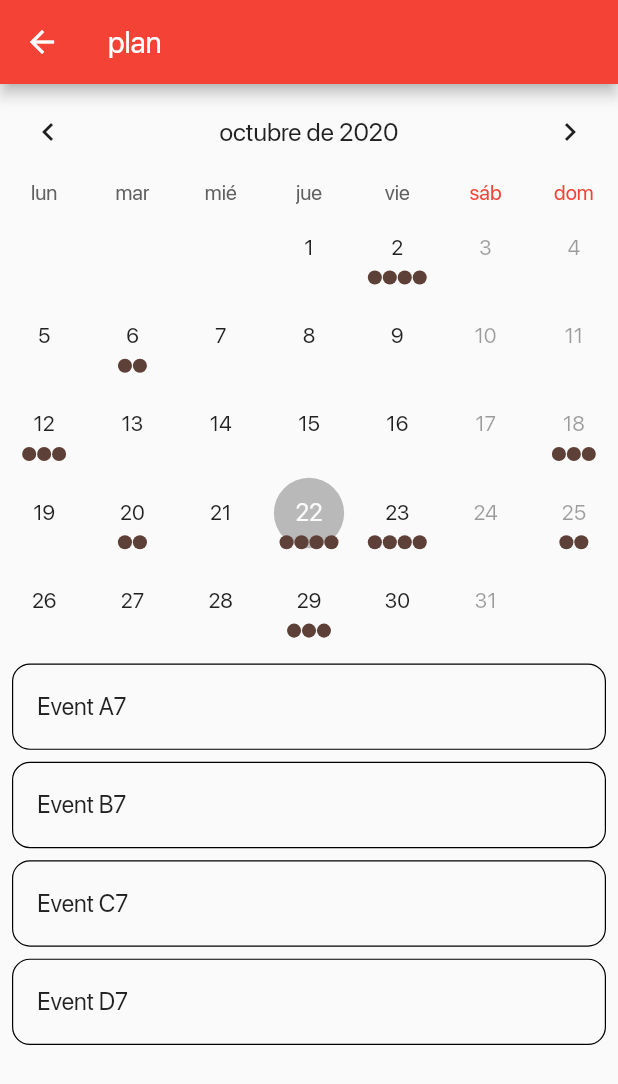
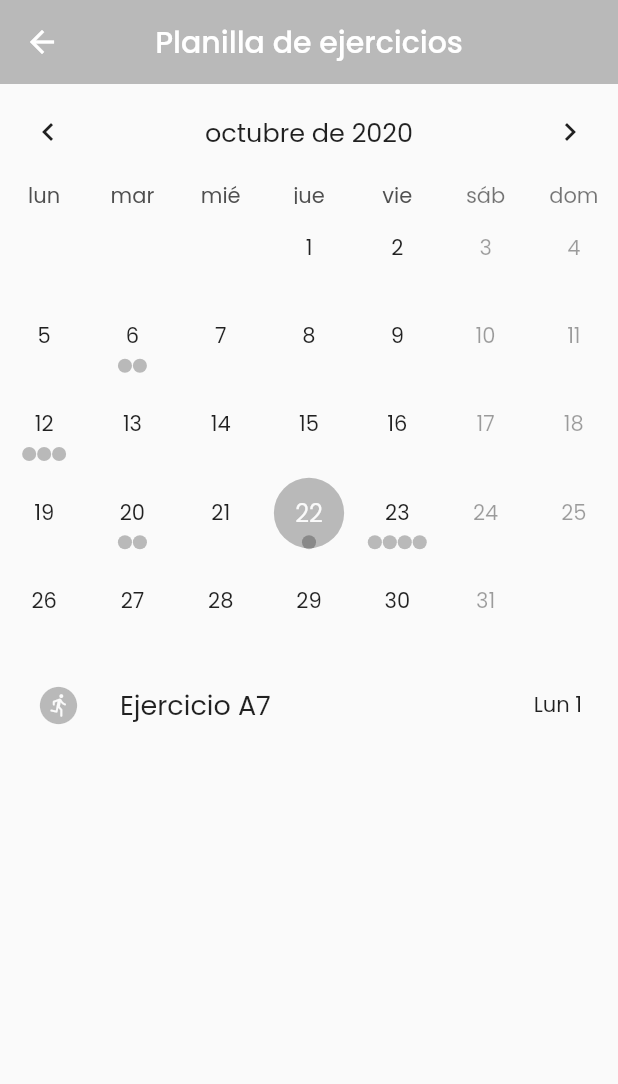
Before and after one commit to mastra/kinesop_app, a Flutter app: the CalendarScreen screen opened directly, on a phone screen of 412 x 824 dp. Shown: the top 1084 px of the screen. Run offline on Flutter 3.47's test engine with Material 2 defaults, Android fonts, the light colour scheme and no system bars; drawn by our look-alikes of table_calendar; our stand-ins replace get.

Commit message:
agrego pantalla de ejercicio

```diff
--- a/lib/main.dart
+++ b/lib/main.dart
@@ -6,6 +6,23 @@ import 'package:intl/date_symbol_data_local.dart';
 void main() {
   initializeDateFormatting().then((_) => runApp(MyApp()));
 }
+
+TextStyle heading1 = TextStyle(
+  fontSize: 34,
+  fontWeight: FontWeight.bold,
+  color: Colors.black,
+);
+TextStyle heading2 = TextStyle(
+  fontSize: 28,
+  fontWeight: FontWeight.bold,
+  color: Colors.black,
+);
+
+TextStyle heading3 = TextStyle(
+  fontSize: 22,
+  fontWeight: FontWeight.bold,
+  color: Colors.black,
+);
 
 TextStyle heading2gray = TextStyle(
   fontSize: 28,
@@ -33,25 +50,14 @@ TextStyle heading5gray = TextStyle(
   fontWeight: FontWeight.bold,
   color: Colors.grey,
 );
+TextStyle bodytext1 = TextStyle(
+  fontSize: 14,
+  fontWeight: FontWeight.normal,
+  color: Colors.black,
+);
 
 class MyApp extends StatelessWidget {
   // This widget is the root of your application.
-  final TextStyle heading1 = TextStyle(
-    fontSize: 34,
-    fontWeight: FontWeight.bold,
-    color: Colors.black,
-  );
-  final TextStyle heading2 = TextStyle(
-    fontSize: 28,
-    fontWeight: FontWeight.bold,
-    color: Colors.black,
-  );
-
-  final TextStyle heading3 = TextStyle(
-    fontSize: 22,
-    fontWeight: FontWeight.bold,
-    color: Colors.black,
-  );
 
   final TextStyle heading5 = TextStyle(
     fontSize: 17,
@@ -69,7 +75,7 @@ class MyApp extends StatelessWidget {
     return GetMaterialApp(
       title: 'Flutter Demo',
       theme: ThemeData(
-          fontFamily: 'SfPro',
+          fontFamily: 'Poppins',
           //primaryColor: Colors.lightBlue[800],
           //accentColor: Colors.cyan[600],
           textTheme: TextTheme(
@@ -79,6 +85,7 @@ class MyApp extends StatelessWidget {
             headline4: heading4,
             headline5: heading5,
             button: buttonText,
+            bodyText1: bodytext1,
           ),
           primarySwatch: Colors.red,
           visualDensity: VisualDensity.adaptivePlatformDensity,
--- a/lib/screen/calendar_screen.dart
+++ b/lib/screen/calendar_screen.dart
@@ -1,6 +1,8 @@
 import 'package:flutter/material.dart';
+import 'package:kinesio/screen/work_screen.dart';
 import 'package:table_calendar/table_calendar.dart';
-//import 'package:intl/intl.dart' show DateFormat;
+import 'package:intl/intl.dart' show DateFormat;
+import 'package:get/get.dart';
 
 class CalendarScreen extends StatefulWidget {
   @override
@@ -18,57 +20,63 @@ class _CalendarScreenState extends State<CalendarScreen> {
     final _selectedDay = DateTime.now();
 
     _events = {
-      _selectedDay.subtract(Duration(days: 30)): [
-        'Event A0',
-        'Event B0',
-        'Event C0'
+      _selectedDay.subtract(Duration(days: 10)): [
+        'Calentamiento A0',
+        'Ejercicio B0',
+        'Elongacion C0'
       ],
-      _selectedDay.subtract(Duration(days: 27)): ['Event A1'],
-      _selectedDay.subtract(Duration(days: 20)): [
-        'Event A2',
-        'Event B2',
-        'Event C2',
-        'Event D2'
+      _selectedDay.subtract(Duration(days: 27)): ['Ejercicio A1'],
+      // _selectedDay.subtract(Duration(days: 20)): [
+      //   'Evento A2',
+      //   'Evento B2',
+      //   'Evento C2',
+      //   'Evento D2'
+      // ],
+      _selectedDay.subtract(Duration(days: 16)): [
+        'Calentamiento A3',
+        'Ejercicio B3'
       ],
-      _selectedDay.subtract(Duration(days: 16)): ['Event A3', 'Event B3'],
-      _selectedDay.subtract(Duration(days: 10)): [
-        'Event A4',
-        'Event B4',
-        'Event C4'
+      // _selectedDay.subtract(Duration(days: 10)): [
+      //   'Evento A4',
+      //   'Evento B4',
+      //   'Evento C4'
+      // ],
+      // _selectedDay.subtract(Duration(days: 4)): [
+      //   'Evento A5',
+      //   'Evento B5',
+      //   'Evento C5'
+      // ],
+      _selectedDay.subtract(Duration(days: 2)): [
+        'Calentamiento A6',
+        'Ejercicio B6'
       ],
-      _selectedDay.subtract(Duration(days: 4)): [
-        'Event A5',
-        'Event B5',
-        'Event C5'
+      _selectedDay: ['Ejercicio A7'],
+      _selectedDay.add(Duration(days: 1)): [
+        'Calentamiento A8',
+        'Ejercicio B8',
+        'Ejercicio C8',
+        'Elongacion D8'
       ],
-      _selectedDay.subtract(Duration(days: 2)): ['Event A6', 'Event B6'],
-      _selectedDay: ['Event A7', 'Event B7', 'Event C7', 'Event D7'],
-      _selectedDay.add(Duration(days: 1)): [
-        'Event A8',
-        'Event B8',
-        'Event C8',
-        'Event D8'
-      ],
-      _selectedDay.add(Duration(days: 3)):
-          Set.from(['Event A9', 'Event A9', 'Event B9']).toList(),
-      _selectedDay.add(Duration(days: 7)): [
-        'Event A10',
-        'Event B10',
-        'Event C10'
-      ],
-      _selectedDay.add(Duration(days: 11)): ['Event A11', 'Event B11'],
-      _selectedDay.add(Duration(days: 17)): [
-        'Event A12',
-        'Event B12',
-        'Event C12',
-        'Event D12'
-      ],
-      _selectedDay.add(Duration(days: 22)): ['Event A13', 'Event B13'],
-      _selectedDay.add(Duration(days: 26)): [
-        'Event A14',
-        'Event B14',
-        'Event C14'
-      ],
+      // _selectedDay.add(Duration(days: 3)):
+      //     Set.from(['Event A9', 'Event A9', 'Event B9']).toList(),
+      // _selectedDay.add(Duration(days: 7)): [
+      //   'Evento A10',
+      //   'Evento B10',
+      //   'Evento C10'
+      // ],
+      // _selectedDay.add(Duration(days: 11)): ['Event A11', 'Event B11'],
+      // _selectedDay.add(Duration(days: 17)): [
+      //   'Evento A12',
+      //   'Evento B12',
+      //   'Evento C12',
+      //   'Evento D12'
+      // ],
+      // _selectedDay.add(Duration(days: 22)): ['Event A13', 'Event B13'],
+      // _selectedDay.add(Duration(days: 26)): [
+      //   'Evento A14',
+      //   'Evento B14',
+      //   'Evento C14'
+      // ],
     };
 
     _selectedEvents = _events[_selectedDay] ?? [];
@@ -85,7 +93,10 @@ class _CalendarScreenState extends State<CalendarScreen> {
   Widget build(BuildContext context) {
     return Scaffold(
       appBar: AppBar(
-        title: Text("plan"),
+        title: Text("Planilla de ejercicios"),
+        centerTitle: true,
+        backgroundColor: Colors.black26,
+        elevation: 0,
       ),
       body: Column(
         mainAxisSize: MainAxisSize.max,
@@ -126,20 +137,32 @@ class _CalendarScreenState extends State<CalendarScreen> {
       events: _events,
       startingDayOfWeek: StartingDayOfWeek.monday,
       calendarStyle: CalendarStyle(
+        markersPositionTop: -24,
         weekendStyle: TextStyle(color: Colors.black38),
         selectedColor: Colors.black26,
         todayColor: Colors.black,
-        markersColor: Colors.brown[700],
+        markersColor: Colors.black26,
         outsideDaysVisible: false,
+        renderDaysOfWeek: true,
+      ),
+      daysOfWeekStyle: DaysOfWeekStyle(
+        dowTextBuilder: (date, locale) =>
+            DateFormat.E(locale).format(date).toUpperCase(),
+        weekendStyle: TextStyle(
+          //backgroundColor: Colors.green,
+          color: Colors.black54,
+        ),
       ),
       initialCalendarFormat: CalendarFormat.month,
       availableCalendarFormats: {CalendarFormat.month: "mes"},
       headerStyle: HeaderStyle(
+        titleTextBuilder: (date, locale) =>
+            DateFormat.MMMM(locale).format(date).toUpperCase(),
         centerHeaderTitle: true,
         formatButtonTextStyle:
             TextStyle().copyWith(color: Colors.white, fontSize: 15.0),
         formatButtonDecoration: BoxDecoration(
-          color: Colors.deepOrange[400],
+          color: Colors.green,
           borderRadius: BorderRadius.circular(16.0),
         ),
       ),
@@ -149,103 +172,27 @@ class _CalendarScreenState extends State<CalendarScreen> {
     );
   }
 
-  Widget _buildEventsMarker(DateTime date, List events) {
-    return AnimatedContainer(
-      duration: const Duration(milliseconds: 300),
-      decoration: BoxDecoration(
-        shape: BoxShape.rectangle,
-        color: _calendarController.isSelected(date)
-            ? Colors.brown[500]
-            : _calendarController.isToday(date)
-                ? Colors.brown[300]
-                : Colors.blue[400],
-      ),
-      width: 16.0,
-      height: 16.0,
-      child: Center(
-        child: Text(
-          '${events.length}',
-          style: TextStyle().copyWith(
-            color: Colors.white,
-            fontSize: 12.0,
-          ),
-        ),
-      ),
-    );
-  }
-
-  Widget _buildHolidaysMarker() {
-    return Icon(
-      Icons.add_box,
-      size: 20.0,
-      color: Colors.blueGrey[800],
-    );
-  }
-
-  Widget _buildButtons() {
-    final dateTime = _events.keys.elementAt(_events.length - 2);
-
-    return Column(
-      children: <Widget>[
-        Row(
-          mainAxisSize: MainAxisSize.max,
-          mainAxisAlignment: MainAxisAlignment.spaceEvenly,
-          children: <Widget>[
-            RaisedButton(
-              child: Text('Month'),
-              onPressed: () {
-                setState(() {
-                  _calendarController.setCalendarFormat(CalendarFormat.month);
-                });
-              },
-            ),
-            RaisedButton(
-              child: Text('2 weeks'),
-              onPressed: () {
-                setState(() {
-                  _calendarController
-                      .setCalendarFormat(CalendarFormat.twoWeeks);
-                });
-              },
-            ),
-            RaisedButton(
-              child: Text('Week'),
-              onPressed: () {
-                setState(() {
-                  _calendarController.setCalendarFormat(CalendarFormat.week);
-                });
-              },
-            ),
-          ],
-        ),
-        const SizedBox(height: 8.0),
-        RaisedButton(
-          child: Text(
-              'Set day ${dateTime.day}-${dateTime.month}-${dateTime.year}'),
-          onPressed: () {
-            _calendarController.setSelectedDay(
-              DateTime(dateTime.year, dateTime.month, dateTime.day),
-              runCallback: true,
-            );
-          },
-        ),
-      ],
-    );
-  }
-
   Widget _buildEventList() {
     return ListView(
       children: _selectedEvents
           .map((event) => Container(
-                decoration: BoxDecoration(
-                  border: Border.all(width: 0.8),
-                  borderRadius: BorderRadius.circular(12.0),
-                ),
                 margin:
                     const EdgeInsets.symmetric(horizontal: 8.0, vertical: 4.0),
                 child: ListTile(
-                  title: Text(event.toString()),
-                  onTap: () => print('$event tapped!'),
+                  //mainAxisAlignment: MainAxisAlignment.spaceAround,
+                  //children: [
+                  title: Text(
+                    event.toString(),
+                    style: TextStyle(fontSize: 18),
+                  ),
+                  trailing: Text("Lun 1"),
+                  leading: Icon(
+                    Icons.run_circle_rounded,
+                    color: Colors.black26,
+                    size: 30,
+                  ),
+                  // Text("Lun 1"),
+                  onTap: () => Get.to(WorkScreen()),
                 ),
               ))
           .toList(),
```
Also changed, not shown: lib/screen/user_screen.dart (+4 -4 lines), pubspec.yaml (+6 -2 lines).
